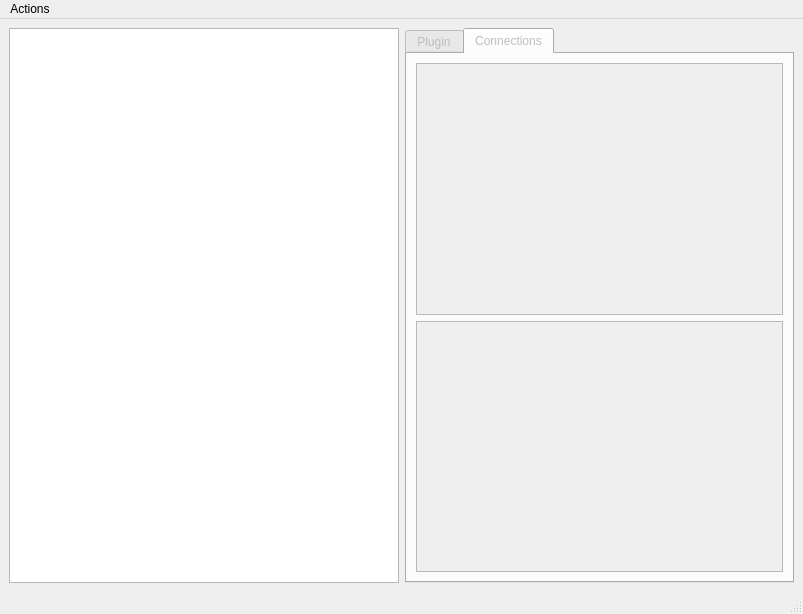
Before: the Qt Designer form ui/gui/default/PluginOverviewMenu.ui in TUB-Control/PaPI, drawn with Qt 5.
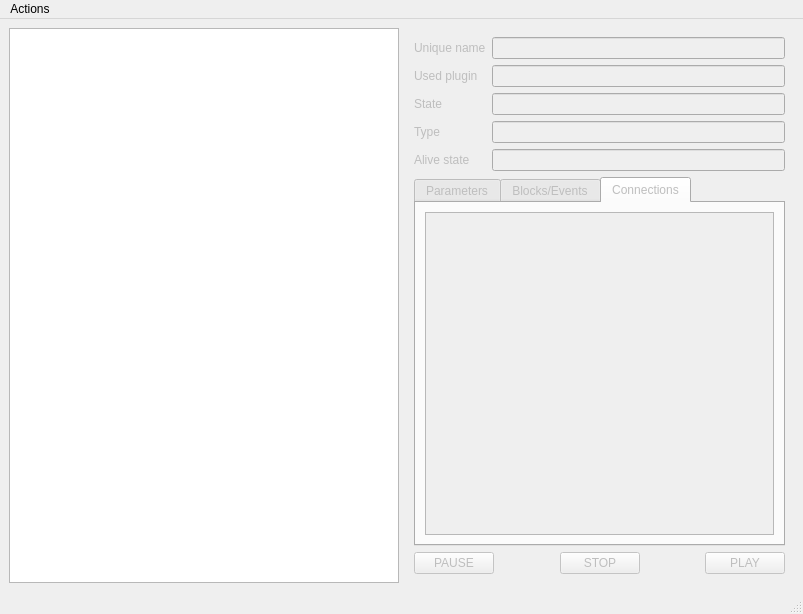
After: the same form once the commit is applied. The open tabs and pages were chosen to show the change.

Commit message: Changed due to new connection tab. Currently not possible to remove a signal from a subscription.

The edit to the form file:
```diff
--- a/ui/gui/default/PluginOverviewMenu.ui
+++ b/ui/gui/default/PluginOverviewMenu.ui
@@ -21,17 +21,10 @@
        <widget class="QTreeView" name="pluginTree"/>
       </item>
       <item>
-       <widget class="QTabWidget" name="tabWidget">
+       <widget class="QWidget" name="pluginWidget" native="true">
         <property name="enabled">
          <bool>false</bool>
         </property>
-        <property name="currentIndex">
-         <number>0</number>
-        </property>
-        <widget class="QWidget" name="pluginTab">
-         <attribute name="title">
-          <string>Plugin</string>
-         </attribute>
          <layout class="QVBoxLayout" name="verticalLayout_2">
           <item>
            <layout class="QFormLayout" name="formLayout">
@@ -131,13 +124,7 @@
              </attribute>
              <layout class="QVBoxLayout" name="verticalLayout_7">
               <item>
-               <widget class="QTreeWidget" name="connectionTree">
-                <column>
-                 <property name="text">
-                  <string notr="true">1</string>
-                 </property>
-                </column>
-               </widget>
+              <widget class="QTreeView" name="connectionTree"/>
               </item>
              </layout>
             </widget>
@@ -195,24 +182,6 @@
            </layout>
           </item>
          </layout>
-        </widget>
-        <widget class="QWidget" name="connectionTab">
-         <attribute name="title">
-          <string>Connections</string>
-         </attribute>
-         <layout class="QVBoxLayout" name="verticalLayout_3">
-          <item>
-           <layout class="QVBoxLayout" name="verticalLayout">
-            <item>
-             <widget class="QTreeView" name="subscribersTree"/>
-            </item>
-            <item>
-             <widget class="QTreeView" name="subscriptionsTree"/>
-            </item>
-           </layout>
-          </item>
-         </layout>
-        </widget>
        </widget>
       </item>
      </layout>
```
Lines whose indentation alone changed are shown as unchanged. The commit also changes 7 other files.
